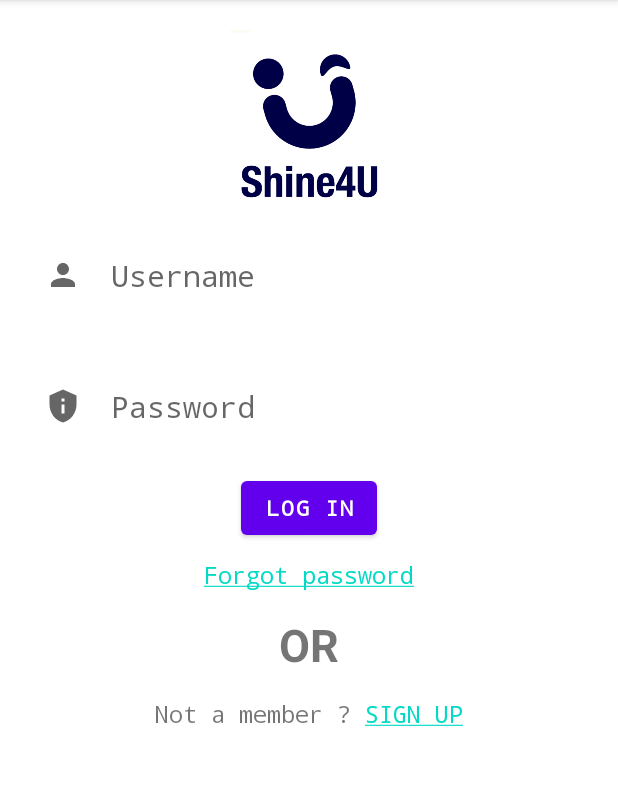
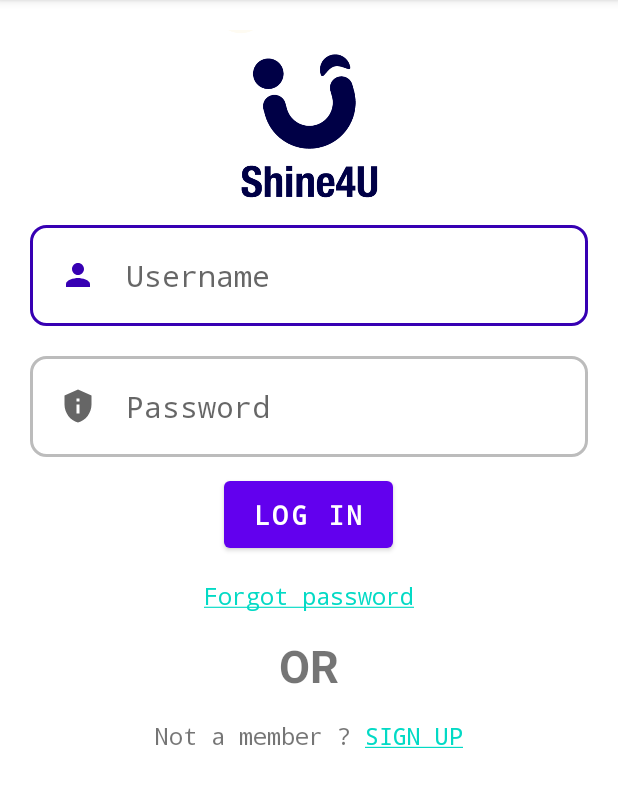
Before and after one commit to tanthokg/CSC13002_Intro2SE, an Android app: the screen it shows after launch (MainActivity), on a phone screen of 412 x 824 dp, the part 84-891 px from its top. Run offline under Robolectric (Android 15) with nearby library versions, the light colour scheme and no system bars; our stand-ins replace Firebase (no records; nobody signed in at launch, a user with empty details on screens opened directly).

Commit message:
Added border for EditText and focused icon colors

```diff
--- /dev/null
+++ b/Sunshine/app/src/main/res/drawable/custom_edittext.xml
@@ -0,0 +1,15 @@
+<?xml version="1.0" encoding="utf-8"?>
+<selector xmlns:android="http://schemas.android.com/apk/res/android">
+    <item android:state_enabled="true" android:state_focused="true">
+        <shape android:shape="rectangle">
+            <corners android:radius="10dp"/>
+            <stroke android:color="@color/purple_700" android:width="2dp"/>
+        </shape>
+    </item>
+    <item android:state_enabled="true">
+        <shape android:shape="rectangle">
+            <corners android:radius="10dp"/>
+            <stroke android:color="@color/gray" android:width="2dp"/>
+        </shape>
+    </item>
+</selector>
--- /dev/null
+++ b/Sunshine/app/src/main/res/drawable/custom_password.xml
@@ -0,0 +1,5 @@
+<?xml version="1.0" encoding="utf-8"?>
+<selector xmlns:android="http://schemas.android.com/apk/res/android">
+    <item android:state_focused="true" android:drawable="@drawable/ic_baseline_privacy_tip_24_focused"/>
+    <item android:state_focused="false" android:drawable="@drawable/ic_baseline_privacy_tip_24"/>
+</selector>
--- /dev/null
+++ b/Sunshine/app/src/main/res/drawable/custom_username.xml
@@ -0,0 +1,5 @@
+<?xml version="1.0" encoding="utf-8"?>
+<selector xmlns:android="http://schemas.android.com/apk/res/android">
+    <item android:state_focused="true" android:drawable="@drawable/ic_baseline_person_24_focused"/>
+    <item android:state_focused="false" android:drawable="@drawable/ic_baseline_person_24"/>
+</selector>
--- /dev/null
+++ b/Sunshine/app/src/main/res/drawable/ic_baseline_person_24_focused.xml
@@ -0,0 +1,9 @@
+<vector xmlns:android="http://schemas.android.com/apk/res/android"
+    android:width="24dp"
+    android:height="24dp"
+    android:viewportWidth="24"
+    android:viewportHeight="24">
+  <path
+      android:fillColor="@color/purple_700"
+      android:pathData="M12,12c2.21,0 4,-1.79 4,-4s-1.79,-4 -4,-4 -4,1.79 -4,4 1.79,4 4,4zM12,14c-2.67,0 -8,1.34 -8,4v2h16v-2c0,-2.66 -5.33,-4 -8,-4z"/>
+</vector>
--- /dev/null
+++ b/Sunshine/app/src/main/res/drawable/ic_baseline_privacy_tip_24_focused.xml
@@ -0,0 +1,9 @@
+<vector xmlns:android="http://schemas.android.com/apk/res/android"
+    android:width="24dp"
+    android:height="24dp"
+    android:viewportWidth="24"
+    android:viewportHeight="24">
+  <path
+      android:fillColor="@color/purple_700"
+      android:pathData="M12,1L3,5v6c0,5.55 3.84,10.74 9,12c5.16,-1.26 9,-6.45 9,-12V5L12,1L12,1zM11,7h2v2h-2V7zM11,11h2v6h-2V11z"/>
+</vector>
--- a/Sunshine/app/src/main/res/layout/activity_main.xml
+++ b/Sunshine/app/src/main/res/layout/activity_main.xml
@@ -14,67 +14,67 @@
         android:layout_centerHorizontal="true"
         android:gravity="center"
         android:src="@drawable/sunshine"
-        app:layout_constraintBottom_toBottomOf="parent"
-        app:layout_constraintLeft_toLeftOf="parent"
-        app:layout_constraintRight_toRightOf="parent"
-        app:layout_constraintTop_toTopOf="parent"
         android:layout_marginTop="20dp"/>
 
     <EditText
+        android:id="@+id/userName"
         android:layout_width="match_parent"
         android:layout_height="wrap_content"
-        android:id="@+id/userName"
         android:layout_below="@+id/sunshineImage"
-        android:layout_margin="10dp"
+        android:layout_marginVertical="10dp"
+        android:layout_marginHorizontal="20dp"
+        android:background="@drawable/custom_edittext"
+        android:drawableStart="@drawable/custom_username"
+        android:drawablePadding="20dp"
+        android:fontFamily="monospace"
+        android:hint="Username"
         android:padding="20dp"
-        android:hint="Username"
-        android:fontFamily="monospace"
-        android:background="#30ffffff"
-        android:textSize="20sp"
-        android:drawableStart="@drawable/ic_baseline_person_24"
-        android:drawablePadding="20dp">
-        <requestFocus/>
+        android:textSize="20sp">
+
+        <requestFocus />
     </EditText>
 
     <EditText
+        android:id="@+id/password"
         android:layout_width="match_parent"
         android:layout_height="wrap_content"
-        android:id="@+id/password"
         android:layout_below="@+id/userName"
-        android:layout_margin="10dp"
+        android:layout_marginHorizontal="20dp"
+        android:layout_marginVertical="10dp"
+        android:background="@drawable/custom_edittext"
+        android:drawableStart="@drawable/custom_password"
+        android:drawablePadding="20dp"
+        android:fontFamily="monospace"
+        android:hint="Password"
+        android:inputType="textPassword"
         android:padding="20dp"
-        android:hint="Password"
-        android:fontFamily="monospace"
-        android:background="#30ffffff"
-        android:textSize="20sp"
-        android:drawableStart="@drawable/ic_baseline_privacy_tip_24"
-        android:drawablePadding="20dp"
-        android:inputType="textPassword">
+        android:textSize="20sp">
 
     </EditText>
 
     <com.google.android.material.button.MaterialButton
+        android:id="@+id/loginButton"
+        android:layout_width="wrap_content"
         android:layout_height="wrap_content"
-        android:layout_width="wrap_content"
-        android:id="@+id/loginButton"
-        android:text="LOG IN"
-        android:textStyle="bold"
         android:layout_below="@id/password"
         android:layout_centerHorizontal="true"
         android:fontFamily="monospace"
-        />
+        android:paddingHorizontal="20dp"
+        android:paddingVertical="10dp"
+        android:text="LOG IN"
+        android:textStyle="bold"
+        android:textSize="18sp"/>
 
     <TextView
+        android:id="@+id/forgetPassword"
         android:layout_width="wrap_content"
         android:layout_height="wrap_content"
-        android:id="@+id/forgetPassword"
         android:layout_below="@id/loginButton"
+        android:layout_centerHorizontal="true"
+        android:layout_marginTop="15dp"
+        android:fontFamily="monospace"
         android:text="Forgot password"
-        android:fontFamily="monospace"
-        android:textSize="15sp"
-        android:layout_centerHorizontal="true"
-        android:layout_marginTop="10dp"
-        />
+        android:textSize="15sp" />
 
     <TextView
         android:layout_height="wrap_content"
@@ -84,8 +84,7 @@
         android:text="OR"
         android:textStyle="bold"
         android:textSize="30sp"
-        android:layout_marginTop="15dp"
-        android:layout_marginBottom="15dp"
+        android:layout_marginVertical="15dp"
         android:layout_centerHorizontal="true"/>
 
     <TextView
@@ -94,7 +93,7 @@
         android:id="@+id/signUp"
         android:layout_below="@id/orTextView"
         android:text="Not a member ? SIGN UP"
-        android:textSize="15sp"
+        android:textSize="16sp"
         android:fontFamily="monospace"
         android:layout_centerHorizontal="true"/>
 
--- a/Sunshine/app/src/main/res/layout/activity_sign_up.xml
+++ b/Sunshine/app/src/main/res/layout/activity_sign_up.xml
@@ -37,5 +37,4 @@
         android:id="@+id/signUpFragmentHolder"
         android:layout_width="match_parent"
         android:layout_height="match_parent"/>
-
 </RelativeLayout>
--- a/Sunshine/app/src/main/res/layout/sign_up_step_one.xml
+++ b/Sunshine/app/src/main/res/layout/sign_up_step_one.xml
@@ -29,26 +29,25 @@
         android:layout_width="match_parent"
         android:layout_height="wrap_content"
         android:layout_below="@+id/helloText"
-        android:layout_margin="10dp"
-        android:background="#30ffffff"
-        android:drawableStart="@drawable/ic_baseline_person_24"
+        android:layout_marginHorizontal="20dp"
+        android:layout_marginVertical="10dp"
+        android:background="@drawable/custom_edittext"
+        android:drawableStart="@drawable/custom_username"
         android:drawablePadding="20dp"
         android:fontFamily="monospace"
         android:hint="Username"
         android:padding="20dp"
-        android:textSize="20sp">
-
-        <requestFocus />
-    </EditText>
+        android:textSize="20sp"/>
 
     <EditText
         android:id="@+id/password"
         android:layout_width="match_parent"
         android:layout_height="wrap_content"
         android:layout_below="@+id/userName"
-        android:layout_margin="10dp"
-        android:background="#30ffffff"
-        android:drawableStart="@drawable/ic_baseline_privacy_tip_24"
+        android:layout_marginVertical="10dp"
+        android:layout_marginHorizontal="20dp"
+        android:background="@drawable/custom_edittext"
+        android:drawableStart="@drawable/custom_password"
         android:drawablePadding="20dp"
         android:fontFamily="monospace"
         android:hint="Password"
@@ -61,9 +60,10 @@
         android:layout_width="match_parent"
         android:layout_height="wrap_content"
         android:layout_below="@+id/password"
-        android:layout_margin="10dp"
-        android:background="#30ffffff"
-        android:drawableStart="@drawable/ic_baseline_privacy_tip_24"
+        android:layout_marginVertical="10dp"
+        android:layout_marginHorizontal="20dp"
+        android:background="@drawable/custom_edittext"
+        android:drawableStart="@drawable/custom_password"
         android:drawablePadding="20dp"
         android:fontFamily="monospace"
         android:hint="Confirm password"
@@ -82,6 +82,6 @@
         android:paddingHorizontal="20dp"
         android:paddingVertical="10dp"
         android:text="NEXT"
-        android:textSize="20sp" />
+        android:textSize="20sp"/>
 
 </RelativeLayout>
--- a/Sunshine/app/src/main/res/layout/sign_up_step_two.xml
+++ b/Sunshine/app/src/main/res/layout/sign_up_step_two.xml
@@ -43,7 +43,7 @@
         android:layout_below="@+id/label1"
         android:layout_marginHorizontal="20dp"
         android:layout_marginVertical="5dp"
-        android:background="#30ffffff"
+        android:background="@drawable/custom_edittext"
         android:fontFamily="monospace"
         android:hint="Enter your question here"
         android:padding="10dp"
@@ -56,7 +56,7 @@
         android:layout_below="@+id/question1"
         android:layout_marginHorizontal="20dp"
         android:layout_marginVertical="5dp"
-        android:background="#30ffffff"
+        android:background="@drawable/custom_edittext"
         android:fontFamily="monospace"
         android:hint="Enter your answer here"
         android:padding="10dp"
@@ -80,7 +80,7 @@
         android:layout_below="@+id/label2"
         android:layout_marginHorizontal="20dp"
         android:layout_marginVertical="5dp"
-        android:background="#30ffffff"
+        android:background="@drawable/custom_edittext"
         android:fontFamily="monospace"
         android:hint="Enter your question here"
         android:padding="10dp"
@@ -93,7 +93,7 @@
         android:layout_below="@+id/question2"
         android:layout_marginHorizontal="20dp"
         android:layout_marginVertical="5dp"
-        android:background="#30ffffff"
+        android:background="@drawable/custom_edittext"
         android:fontFamily="monospace"
         android:hint="Enter your answer here"
         android:padding="10dp"
@@ -117,7 +117,7 @@
         android:layout_below="@+id/label3"
         android:layout_marginHorizontal="20dp"
         android:layout_marginVertical="5dp"
-        android:background="#30ffffff"
+        android:background="@drawable/custom_edittext"
         android:fontFamily="monospace"
         android:hint="Enter your question here"
         android:padding="10dp"
@@ -130,11 +130,11 @@
         android:layout_below="@+id/question3"
         android:layout_marginHorizontal="20dp"
         android:layout_marginVertical="5dp"
-        android:background="#30ffffff"
+        android:background="@drawable/custom_edittext"
         android:fontFamily="monospace"
         android:hint="Enter your answer here"
         android:padding="10dp"
-        android:textSize="16sp"/>
+        android:textSize="16sp" />
 
     <com.google.android.material.button.MaterialButton
         android:id="@+id/signUpBtn"
--- a/Sunshine/app/src/main/res/values/colors.xml
+++ b/Sunshine/app/src/main/res/values/colors.xml
@@ -9,4 +9,5 @@
     <color name="white">#FFFFFFFF</color>
     <color name="red">#ED1414</color>
     <color name="btn_background">#D5D5D5</color>
+    <color name="gray">#BCBCBC</color>
 </resources>
```
